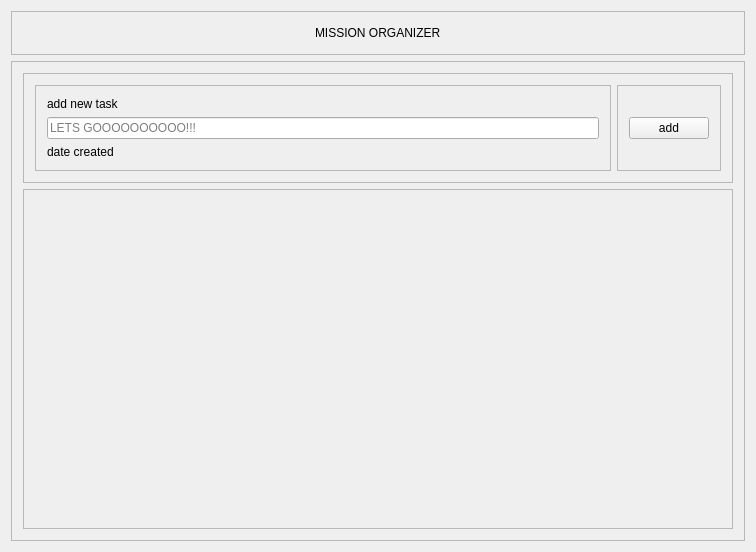
First picture: the form in TelemetryDash.ui, repository nisa-s/TelemetryDash, before the edit.
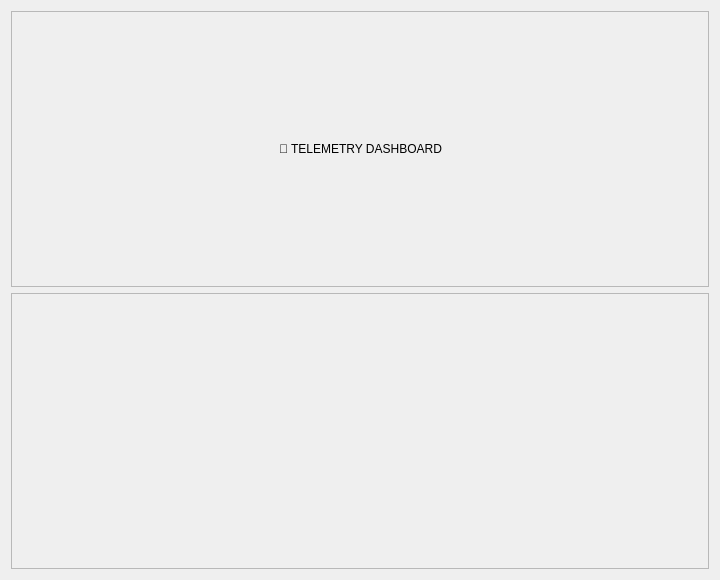
Second picture: the form after the edit.

Diff of the .ui file:
```diff
--- a/TelemetryDash.ui
+++ b/TelemetryDash.ui
@@ -6,8 +6,8 @@
    <rect>
     <x>0</x>
     <y>0</y>
-    <width>756</width>
-    <height>552</height>
+    <width>720</width>
+    <height>580</height>
    </rect>
   </property>
   <property name="windowTitle">
@@ -30,7 +30,7 @@
         </property>
         <property name="sizeHint" stdset="0">
          <size>
-          <width>314</width>
+          <width>200</width>
           <height>20</height>
          </size>
         </property>
@@ -39,7 +39,10 @@
       <item>
        <widget class="QLabel" name="TitleText">
         <property name="text">
-         <string>MISSION ORGANIZER</string>
+         <string>📡 TELEMETRY DASHBOARD</string>
+        </property>
+        <property name="styleSheet">
+         <string>font: bold 16pt 'Verdana';</string>
         </property>
        </widget>
       </item>
@@ -50,7 +53,7 @@
         </property>
         <property name="sizeHint" stdset="0">
          <size>
-          <width>313</width>
+          <width>200</width>
           <height>20</height>
          </size>
         </property>
@@ -67,107 +70,6 @@
      <property name="frameShadow">
       <enum>QFrame::Shadow::Raised</enum>
      </property>
-     <layout class="QVBoxLayout" name="verticalLayout_2">
-      <item>
-       <widget class="QFrame" name="AddToDoList">
-        <property name="frameShape">
-         <enum>QFrame::Shape::StyledPanel</enum>
-        </property>
-        <property name="frameShadow">
-         <enum>QFrame::Shadow::Raised</enum>
-        </property>
-        <layout class="QHBoxLayout" name="horizontalLayout_2">
-         <item>
-          <widget class="QFrame" name="AddLeft">
-           <property name="frameShape">
-            <enum>QFrame::Shape::StyledPanel</enum>
-           </property>
-           <property name="frameShadow">
-            <enum>QFrame::Shadow::Raised</enum>
-           </property>
-           <layout class="QVBoxLayout" name="verticalLayout_3">
-            <item>
-             <widget class="QLabel" name="NewTaskLineEdit">
-              <property name="text">
-               <string>add new task</string>
-              </property>
-             </widget>
-            </item>
-            <item>
-             <widget class="QLineEdit" name="NewTaskText">
-              <property name="placeholderText">
-               <string>LETS GOOOOOOOOOO!!!</string>
-              </property>
-             </widget>
-            </item>
-            <item>
-             <widget class="QLabel" name="NewDateText">
-              <property name="text">
-               <string>date created</string>
-              </property>
-             </widget>
-            </item>
-           </layout>
-          </widget>
-         </item>
-         <item>
-          <widget class="QFrame" name="AddRight">
-           <property name="frameShape">
-            <enum>QFrame::Shape::StyledPanel</enum>
-           </property>
-           <property name="frameShadow">
-            <enum>QFrame::Shadow::Raised</enum>
-           </property>
-           <layout class="QVBoxLayout" name="verticalLayout_4">
-            <item>
-             <widget class="QPushButton" name="AddNewBtn">
-              <property name="text">
-               <string>add</string>
-              </property>
-             </widget>
-            </item>
-           </layout>
-          </widget>
-         </item>
-        </layout>
-       </widget>
-      </item>
-      <item>
-       <widget class="QScrollArea" name="AllNewTasks">
-        <property name="enabled">
-         <bool>true</bool>
-        </property>
-        <property name="widgetResizable">
-         <bool>true</bool>
-        </property>
-        <widget class="QWidget" name="AllNewTasksContents">
-         <property name="geometry">
-          <rect>
-           <x>0</x>
-           <y>0</y>
-           <width>708</width>
-           <height>316</height>
-          </rect>
-         </property>
-         <layout class="QVBoxLayout" name="verticalLayout_5">
-          <item>
-           <spacer name="verticalSpacer">
-            <property name="orientation">
-             <enum>Qt::Orientation::Vertical</enum>
-            </property>
-            <property name="sizeHint" stdset="0">
-             <size>
-              <width>20</width>
-              <height>288</height>
-             </size>
-            </property>
-           </spacer>
-          </item>
-         </layout>
-        </widget>
-       </widget>
-      </item>
-     </layout>
     </widget>
    </item>
   </layout>
```
Left out of the diff: 6 changed lines with no effect on the pictures.
